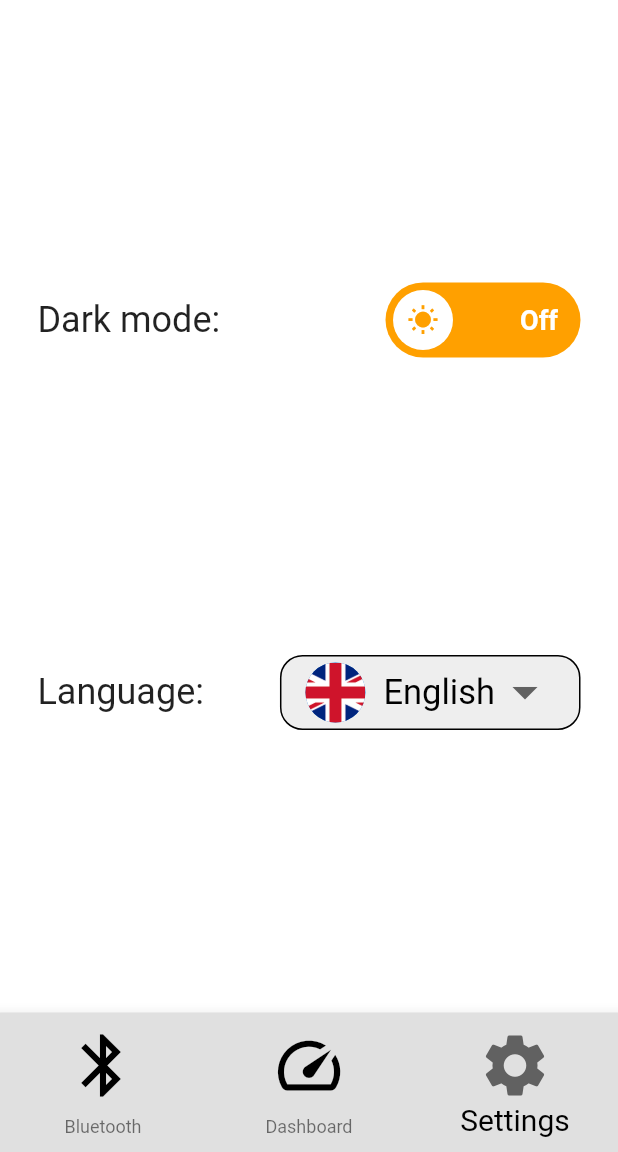
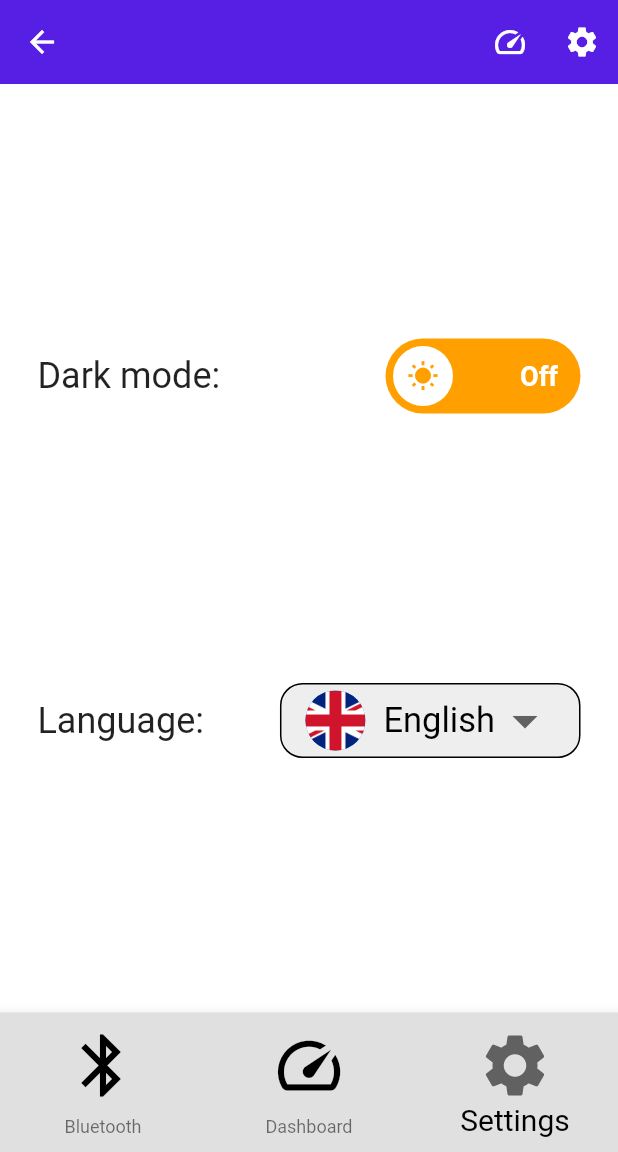
Before and after one commit to larrycaw/heat-vitality, a Flutter app: the BottomNavigation screen opened by its route, item 3 of the bottom bar chosen, on a phone screen of 412 x 824 dp, the part 84-1236 px from its top. Run offline on Flutter 3.47's test engine with Material 2 defaults, Android fonts, the phone set to English and light mode, and no system bars; drawn by our look-alikes of lite_rolling_switch; our stand-ins replace easy_localization, flutter_spinkit, syncfusion_flutter_gauges.

```diff
--- a/lib/main.dart
+++ b/lib/main.dart
@@ -4,6 +4,7 @@ import 'bottom_navigation_bar.dart';
 import 'package:easy_localization/easy_localization.dart';
 import 'package:glove_control/variables/global_variables.dart';
 import 'package:glove_control/pages/bluetooth.dart';
+import 'package:glove_control/pages/settings.dart';
 
 void main() => runApp(
   EasyLocalization(
@@ -16,9 +17,10 @@ void main() => runApp(
     child: MaterialApp(
       initialRoute: "/",
       routes: {
-        "/gammelIndex": (context) => BottomNavigation(),
+        "/old_index": (context) => BottomNavigation(),
         "/about_bluetooth_device": (context) => AboutBluetoothDevice(),
         "/": (context) => Bluetooth(),
+        "/settings": (context) => Settings(),
       },
     ),
   ),
--- a/lib/pages/settings.dart
+++ b/lib/pages/settings.dart
@@ -1,4 +1,5 @@
 import 'package:flutter/material.dart';
+import 'package:glove_control/widget_element/app_bar.dart';
 import 'package:lite_rolling_switch/lite_rolling_switch.dart';
 import 'package:glove_control/variables/global_variables.dart';
 import 'package:easy_localization/easy_localization.dart';
@@ -18,6 +19,7 @@ class _SettingsState extends State<Settings> {
   Widget build(BuildContext context) {
     return Scaffold(
       backgroundColor: Colors.white,
+      appBar: CustomAppBar(),
       body: Column(
         mainAxisAlignment: MainAxisAlignment.spaceEvenly,
         children: [
--- a/lib/widget_element/app_bar.dart
+++ b/lib/widget_element/app_bar.dart
@@ -27,6 +27,23 @@ class _CustomAppBarState extends State<CustomAppBar>{
       centerTitle: true,
       backgroundColor: Color(0XFF571fe4),
       elevation: 0,
+      actions: <Widget>[
+        IconButton(
+          icon: const Icon(Icons.speed),
+          tooltip: 'Go to dashboard',
+          onPressed: () {
+            print('Go to dashboard');
+          },
+        ),
+        IconButton(
+          icon: const Icon(Icons.settings),
+          tooltip: 'Go to settings',
+          onPressed: () {
+            print('Go to settings');
+            Navigator.pushNamed(context, "/settings");
+          },
+        ),
+      ],
     );
   }
 }
```
